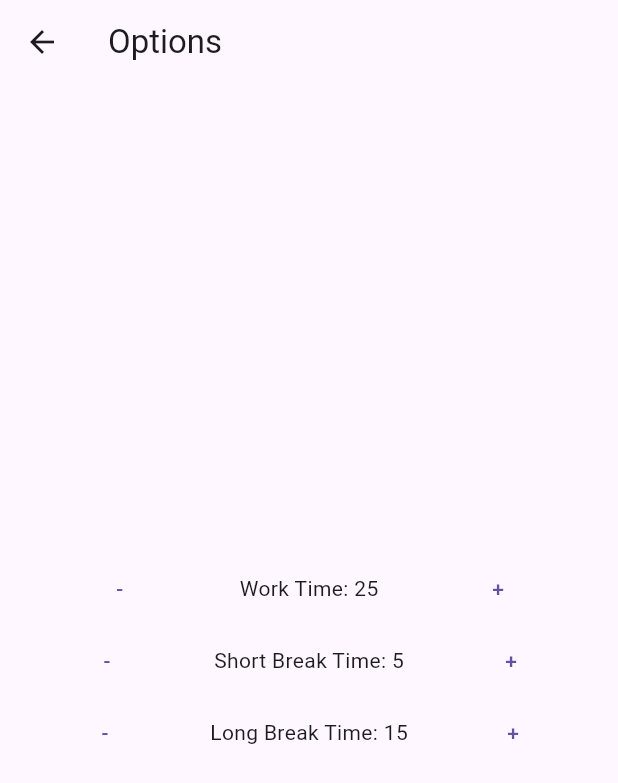
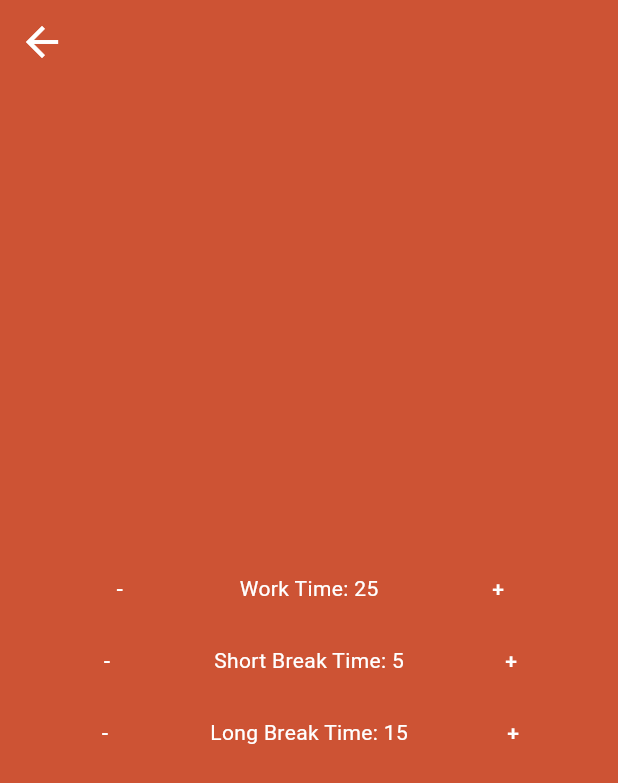
Before and after one commit to WielPlatfMob-Projekt/Pomodoro-Timer, a Flutter app: the screen it shows after launch, after a tap on an icon or button, on a phone screen of 412 x 824 dp. Shown: the top 783 px of the screen. Run offline on Flutter 3.47's test engine with Material 3 defaults, Android fonts, the light colour scheme and no system bars; our stand-ins replace flutter_svg.

Commit message:
style update

```diff
--- a/lib/main.dart
+++ b/lib/main.dart
@@ -206,6 +206,7 @@ class _PomodoroTimerState extends State<PomodoroTimer> {
             currentState = getNextState();
             _minutes = sessionTime[currentState]!;
             setState(() {});
+            return;
           } else {
             _minutes -= 1;
           }
@@ -405,6 +406,7 @@ class _PomodoroTimerState extends State<PomodoroTimer> {
                           workTime: _workTime,
                           shortBreakTime: _shortBreakTime,
                           longBreakTime: _longBreakTime,
+                          color: stateColors[currentState]!,
                         )),
               );
               setState(() {});
@@ -416,7 +418,7 @@ class _PomodoroTimerState extends State<PomodoroTimer> {
               onPressed: () {
                 Navigator.push(
                   context,
-                  MaterialPageRoute(builder: (context) => HelpScreen()),
+                  MaterialPageRoute(builder: (context) => HelpScreen(color: stateColors[currentState]!)),
                 );
                 setState(() {});
               },
--- a/lib/option_screen.dart
+++ b/lib/option_screen.dart
@@ -9,30 +9,34 @@ class OptionScreen extends StatefulWidget {
   int shortBreakTime = 5;
   int longBreakTime = 15;
 
-  OptionScreen({
-    required this.updateWorkTime,
+  Color color = Colors.white;
+
+  OptionScreen(
+      {required this.updateWorkTime,
       required this.updateShortBreakTime,
       required this.updateLongBreakTime,
-
       required this.workTime,
       required this.shortBreakTime,
       required this.longBreakTime,
-  });
+      required this.color});
 
   @override
   _OptionScreenState createState() => _OptionScreenState();
 }
 
 class _OptionScreenState extends State<OptionScreen> {
-
   @override
   Widget build(BuildContext context) {
     return Scaffold(
+      backgroundColor: widget.color,
       appBar: AppBar(
-        title: Text('Options'),
+        backgroundColor: Colors.transparent,
         leading: IconButton(
-          icon:
-              Icon(Icons.arrow_back), // change this icon to your preferred icon
+          icon: Icon(
+            Icons.arrow_back,
+            color: Colors.white,
+            size: 32,
+          ), // change this icon to your preferred icon
           onPressed: () {
             widget.updateWorkTime(widget.workTime);
             widget.updateShortBreakTime(widget.shortBreakTime);
@@ -45,20 +49,37 @@ class _OptionScreenState extends State<OptionScreen> {
         child: Column(
           mainAxisAlignment: MainAxisAlignment.center,
           children: <Widget>[
+
             Row(
               mainAxisAlignment: MainAxisAlignment.spaceEvenly,
               children: <Widget>[
                 TextButton(
-                child: Text('-'),
+                  child: Text(
+                    '-',
+                    style: TextStyle(
+                      color: Colors.white,
+                    ),
+                  ),
                   onPressed: () {
                     setState(() {
-                    widget.workTime = widget.workTime > 1 ? widget.workTime - 1 : 1;
+                      widget.workTime =
+                          widget.workTime > 1 ? widget.workTime - 1 : 1;
                     });
                   },
                 ),
-              Text('Work Time: ${widget.workTime.toString()}'),
+                Text(
+                  'Work Time: ${widget.workTime.toString()}',
+                  style: TextStyle(
+                    color: Colors.white,
+                  ),
+                ),
                 TextButton(
-                child: Text('+'),
+                  child: Text(
+                    '+',
+                    style: TextStyle(
+                      color: Colors.white,
+                    ),
+                  ),
                   onPressed: () {
                     setState(() {
                       widget.workTime++;
@@ -71,16 +92,33 @@ class _OptionScreenState extends State<OptionScreen> {
               mainAxisAlignment: MainAxisAlignment.spaceEvenly,
               children: <Widget>[
                 TextButton(
-                child: Text('-'),
+                  child: Text(
+                    '-',
+                    style: TextStyle(
+                      color: Colors.white,
+                    ),
+                  ),
                   onPressed: () {
                     setState(() {
-                    widget.shortBreakTime = widget.shortBreakTime > 1 ? widget.shortBreakTime - 1 : 1;
+                      widget.shortBreakTime = widget.shortBreakTime > 1
+                          ? widget.shortBreakTime - 1
+                          : 1;
                     });
                   },
                 ),
-              Text('Short Break Time: ${widget.shortBreakTime.toString()}'),
+                Text(
+                  'Short Break Time: ${widget.shortBreakTime.toString()}',
+                  style: TextStyle(
+                    color: Colors.white,
+                  ),
+                ),
                 TextButton(
-                child: Text('+'),
+                  child: Text(
+                    '+',
+                    style: TextStyle(
+                      color: Colors.white,
+                    ),
+                  ),
                   onPressed: () {
                     setState(() {
                       widget.shortBreakTime++;
@@ -93,16 +131,33 @@ class _OptionScreenState extends State<OptionScreen> {
               mainAxisAlignment: MainAxisAlignment.spaceEvenly,
               children: <Widget>[
                 TextButton(
-                child: Text('-'),
+                  child: Text(
+                    '-',
+                    style: TextStyle(
+                      color: Colors.white,
+                    ),
+                  ),
                   onPressed: () {
                     setState(() {
-                    widget.longBreakTime = widget.longBreakTime > 1 ? widget.longBreakTime - 1 : 1;
+                      widget.longBreakTime = widget.longBreakTime > 1
+                          ? widget.longBreakTime - 1
+                          : 1;
                     });
                   },
                 ),
-              Text('Long Break Time: ${widget.longBreakTime.toString()}'),
+                Text(
+                  'Long Break Time: ${widget.longBreakTime.toString()}',
+                  style: TextStyle(
+                    color: Colors.white,
+                  ),
+                ),
                 TextButton(
-                child: Text('+'),
+                  child: Text(
+                    '+',
+                    style: TextStyle(
+                      color: Colors.white,
+                    ),
+                  ),
                   onPressed: () {
                     setState(() {
                       widget.longBreakTime++;
```
Also changed, not shown: lib/help_screen.dart (+47 -5 lines). Lines whose indentation alone changed are shown as unchanged.
